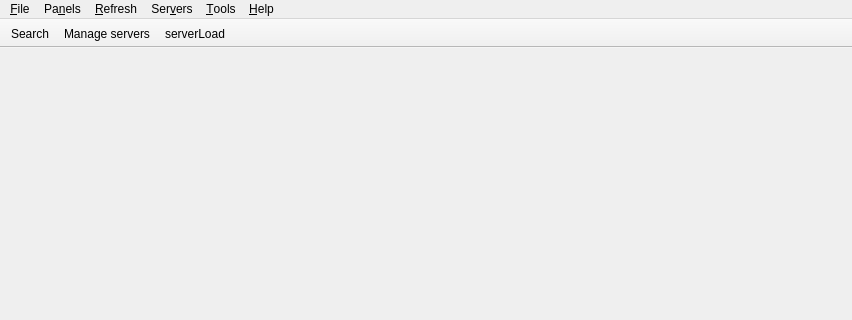
Before: the Qt Designer form Viewer/ecflowUI/src/MainWindow.ui in ecmwf/ecflow, drawn with Qt 5; both pictures show x 0 to 852 and y 0 to 320 of the 852 by 675 pixel window.
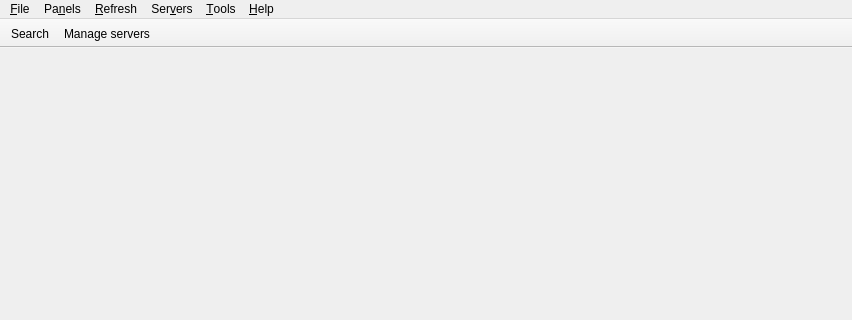
After: the same form once the commit is applied. Icons and pictures are not drawn.

Commit message: ecFlowUI: add server load tab to info panel ECFLOW-1263

```diff
--- a/Viewer/ecflowUI/src/MainWindow.ui
+++ b/Viewer/ecflowUI/src/MainWindow.ui
@@ -133,7 +133,6 @@
    </attribute>
    <addaction name="actionSearch"/>
    <addaction name="actionManageServers"/>
-   <addaction name="actionServerLoad"/>
   </widget>
   <action name="actionClose">
    <property name="icon">
@@ -349,10 +348,7 @@
      <normaloff>:/viewer/monitor.svg</normaloff>:/viewer/monitor.svg</iconset>
    </property>
    <property name="text">
-    <string>serverLoad</string>
-   </property>
-   <property name="toolTip">
-    <string>Analyse server load from log</string>
+    <string>Server load viewer ...</string>
    </property>
   </action>
  </widget>
```
Left out of the diff: 3 changed lines with no effect on the pictures. The commit also changes 17 other files.
